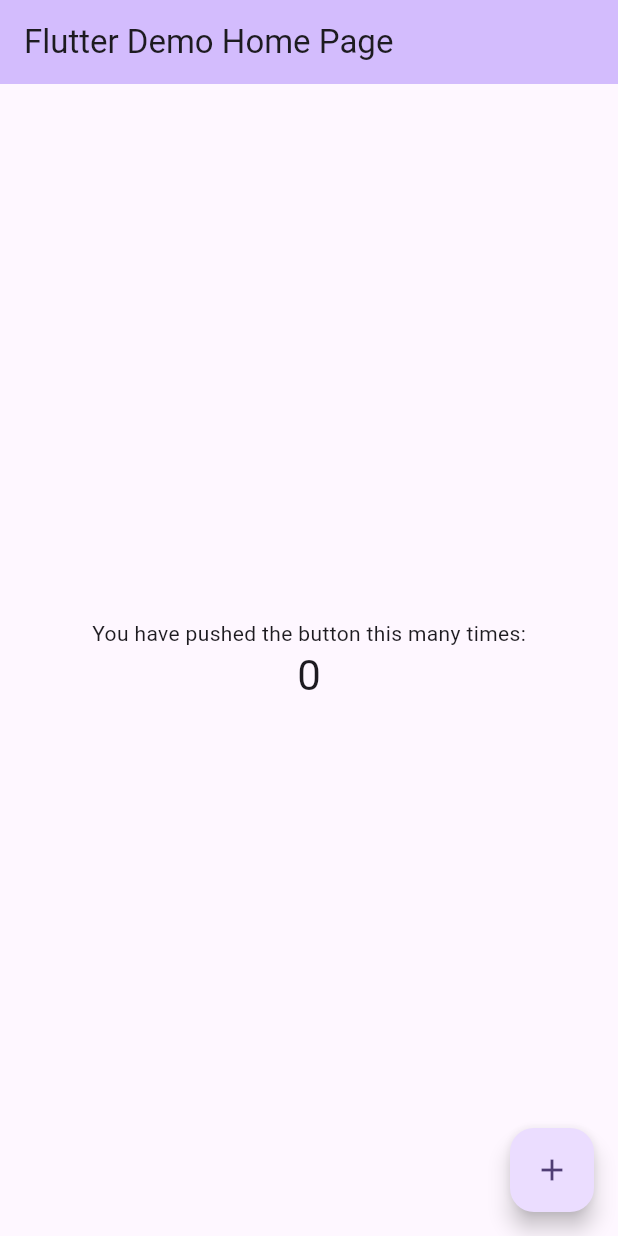
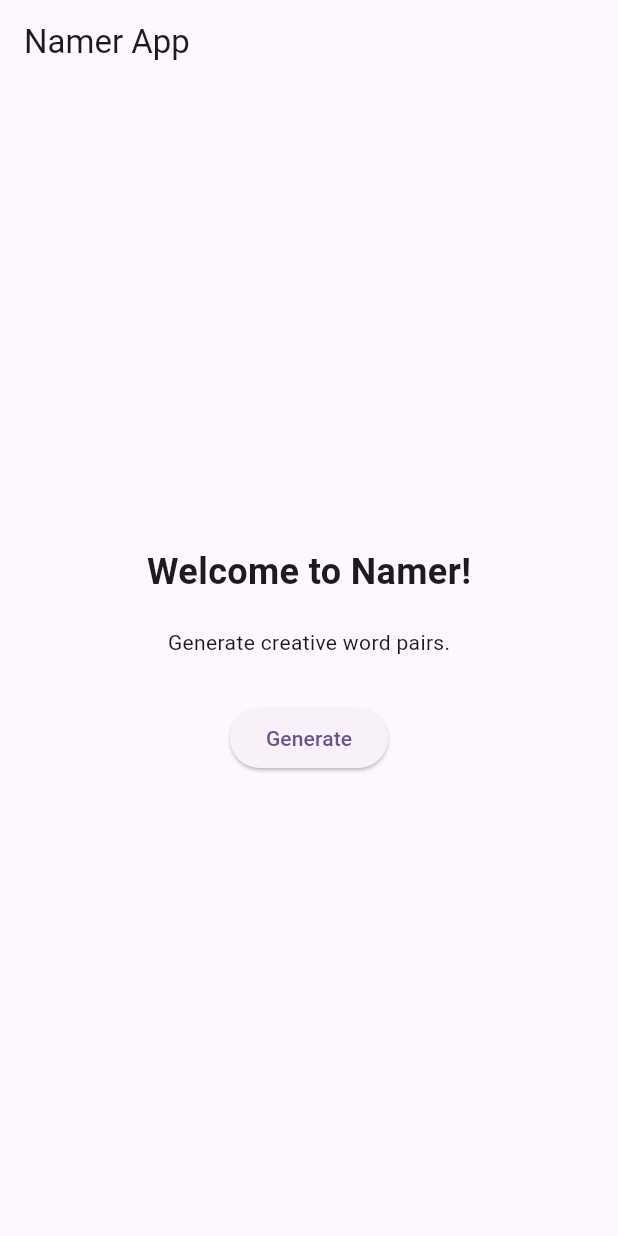
Before and after one commit to KhensaneM/WordPair, a Flutter app: the screen it shows after launch, on a phone screen of 412 x 824 dp. Run offline on Flutter 3.47's test engine with Material 3 defaults, Android fonts, the phone set to English and light mode, and no system bars.

Commit message:
Build initial Namer app screen

```diff
--- a/lib/main.dart
+++ b/lib/main.dart
@@ -7,116 +7,53 @@ void main() {
 class MyApp extends StatelessWidget {
   const MyApp({super.key});
 
-  // This widget is the root of your application.
   @override
   Widget build(BuildContext context) {
     return MaterialApp(
-      title: 'Flutter Demo',
+      title: 'Namer App',
       theme: ThemeData(
-        // This is the theme of your application.
-        //
-        // TRY THIS: Try running your application with "flutter run". You'll see
-        // the application has a purple toolbar. Then, without quitting the app,
-        // try changing the seedColor in the colorScheme below to Colors.green
-        // and then invoke "hot reload" (save your changes or press the "hot
-        // reload" button in a Flutter-supported IDE, or press "r" if you used
-        // the command line to start the app).
-        //
-        // Notice that the counter didn't reset back to zero; the application
-        // state is not lost during the reload. To reset the state, use hot
-        // restart instead.
-        //
-        // This works for code too, not just values: Most code changes can be
-        // tested with just a hot reload.
-        colorScheme: .fromSeed(seedColor: Colors.deepPurple),
+        colorScheme: ColorScheme.fromSeed(
+          seedColor: Colors.deepPurple,
+        ),
+        useMaterial3: true,
       ),
-      home: const MyHomePage(title: 'Flutter Demo Home Page'),
+      home: const MyHomePage(),
     );
   }
 }
 
-class MyHomePage extends StatefulWidget {
-  const MyHomePage({super.key, required this.title});
-
-  // This widget is the home page of your application. It is stateful, meaning
-  // that it has a State object (defined below) that contains fields that affect
-  // how it looks.
-
-  // This class is the configuration for the state. It holds the values (in this
-  // case the title) provided by the parent (in this case the App widget) and
-  // used by the build method of the State. Fields in a Widget subclass are
-  // always marked "final".
-
-  final String title;
-
-  @override
-  State<MyHomePage> createState() => _MyHomePageState();
-}
-
-class _MyHomePageState extends State<MyHomePage> {
-  int _counter = 0;
-
-  void _incrementCounter() {
-    setState(() {
-      // This call to setState tells the Flutter framework that something has
-      // changed in this State, which causes it to rerun the build method below
-      // so that the display can reflect the updated values. If we changed
-      // _counter without calling setState(), then the build method would not be
-      // called again, and so nothing would appear to happen.
-      _counter++;
-    });
-  }
+class MyHomePage extends StatelessWidget {
+  const MyHomePage({super.key});
 
   @override
   Widget build(BuildContext context) {
-    // This method is rerun every time setState is called, for instance as done
-    // by the _incrementCounter method above.
-    //
-    // The Flutter framework has been optimized to make rerunning build methods
-    // fast, so that you can just rebuild anything that needs updating rather
-    // than having to individually change instances of widgets.
     return Scaffold(
       appBar: AppBar(
-        // TRY THIS: Try changing the color here to a specific color (to
-        // Colors.amber, perhaps?) and trigger a hot reload to see the AppBar
-        // change color while the other colors stay the same.
-        backgroundColor: Theme.of(context).colorScheme.inversePrimary,
-        // Here we take the value from the MyHomePage object that was created by
-        // the App.build method, and use it to set our appbar title.
-        title: Text(widget.title),
+        title: const Text('Namer App'),
       ),
       body: Center(
-        // Center is a layout widget. It takes a single child and positions it
-        // in the middle of the parent.
         child: Column(
-          // Column is also a layout widget. It takes a list of children and
-          // arranges them vertically. By default, it sizes itself to fit its
-          // children horizontally, and tries to be as tall as its parent.
-          //
-          // Column has various properties to control how it sizes itself and
-          // how it positions its children. Here we use mainAxisAlignment to
-          // center the children vertically; the main axis here is the vertical
-          // axis because Columns are vertical (the cross axis would be
-          // horizontal).
-          //
-          // TRY THIS: Invoke "debug painting" (choose the "Toggle Debug Paint"
-          // action in the IDE, or press "p" in the console), to see the
-          // wireframe for each widget.
-          mainAxisAlignment: .center,
+          mainAxisAlignment: MainAxisAlignment.center,
           children: [
-            const Text('You have pushed the button this many times:'),
-            Text(
-              '$_counter',
-              style: Theme.of(context).textTheme.headlineMedium,
+            const Text(
+              'Welcome to Namer!',
+              style: TextStyle(
+                fontSize: 24,
+                fontWeight: FontWeight.bold,
+              ),
+            ),
+            const SizedBox(height: 20),
+            const Text(
+              'Generate creative word pairs.',
+            ),
+            const SizedBox(height: 30),
+            ElevatedButton(
+              onPressed: () {},
+              child: const Text('Generate'),
             ),
           ],
         ),
       ),
-      floatingActionButton: FloatingActionButton(
-        onPressed: _incrementCounter,
-        tooltip: 'Increment',
-        child: const Icon(Icons.add),
-      ),
     );
   }
 }
```
